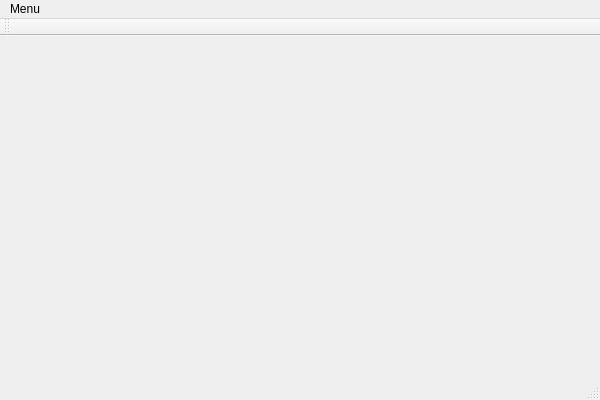
Above: MainApplication.ui from Runanka/Chat-Application before the change. Below: the same form after it.
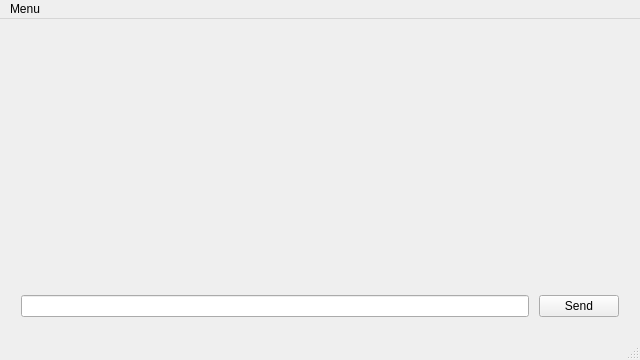
That is the form after the change.

Commit message: Modified the main window UI and connected the dialog window with the main window using signal slot

```diff
--- a/MainApplication.ui
+++ b/MainApplication.ui
@@ -6,20 +6,103 @@
    <rect>
     <x>0</x>
     <y>0</y>
-    <width>600</width>
-    <height>400</height>
+    <width>640</width>
+    <height>360</height>
    </rect>
   </property>
+  <property name="sizePolicy">
+   <sizepolicy hsizetype="Expanding" vsizetype="Expanding">
+    <horstretch>1</horstretch>
+    <verstretch>1</verstretch>
+   </sizepolicy>
+  </property>
+  <property name="minimumSize">
+   <size>
+    <width>640</width>
+    <height>360</height>
+   </size>
+  </property>
   <property name="windowTitle">
    <string>MainApplication</string>
   </property>
-  <widget class="QWidget" name="centralWidget"/>
+  <property name="layoutDirection">
+   <enum>Qt::LeftToRight</enum>
+  </property>
+  <widget class="QWidget" name="centralWidget">
+   <property name="sizePolicy">
+    <sizepolicy hsizetype="Expanding" vsizetype="Expanding">
+     <horstretch>1</horstretch>
+     <verstretch>1</verstretch>
+    </sizepolicy>
+   </property>
+   <layout class="QVBoxLayout" name="verticalLayout_2">
+    <item>
+     <layout class="QVBoxLayout" name="mainlayout">
+      <property name="sizeConstraint">
+       <enum>QLayout::SetDefaultConstraint</enum>
+      </property>
+      <item>
+       <spacer name="verticalSpacer">
+        <property name="orientation">
+         <enum>Qt::Vertical</enum>
+        </property>
+        <property name="sizeHint" stdset="0">
+         <size>
+          <width>20</width>
+          <height>40</height>
+         </size>
+        </property>
+       </spacer>
+      </item>
+     </layout>
+    </item>
+    <item>
+     <layout class="QHBoxLayout" name="horizontalLayout" stretch="0,0">
+      <property name="spacing">
+       <number>10</number>
+      </property>
+      <property name="sizeConstraint">
+       <enum>QLayout::SetFixedSize</enum>
+      </property>
+      <property name="leftMargin">
+       <number>10</number>
+      </property>
+      <property name="rightMargin">
+       <number>10</number>
+      </property>
+      <property name="bottomMargin">
+       <number>10</number>
+      </property>
+      <item>
+       <widget class="QLineEdit" name="lineEdit">
+        <property name="alignment">
+         <set>Qt::AlignBottom|Qt::AlignLeading|Qt::AlignLeft</set>
+        </property>
+       </widget>
+      </item>
+      <item>
+       <widget class="QPushButton" name="sendButton">
+        <property name="sizePolicy">
+         <sizepolicy hsizetype="Fixed" vsizetype="Fixed">
+          <horstretch>0</horstretch>
+          <verstretch>0</verstretch>
+         </sizepolicy>
+        </property>
+        <property name="text">
+         <string>Send</string>
+        </property>
+       </widget>
+      </item>
+     </layout>
+    </item>
+   </layout>
+  </widget>
   <widget class="QMenuBar" name="menuBar">
    <property name="geometry">
     <rect>
      <x>0</x>
      <y>0</y>
-     <width>600</width>
+     <width>640</width>
      <height>26</height>
     </rect>
    </property>
@@ -31,14 +114,6 @@
    </widget>
    <addaction name="menuMenu"/>
   </widget>
-  <widget class="QToolBar" name="mainToolBar">
-   <attribute name="toolBarArea">
-    <enum>TopToolBarArea</enum>
-   </attribute>
-   <attribute name="toolBarBreak">
-    <bool>false</bool>
-   </attribute>
-  </widget>
   <widget class="QStatusBar" name="statusBar"/>
   <action name="actionConnect">
    <property name="text">
```
Left out of the diff: 2 changed lines with no effect on the pictures. The commit also changes 4 other files.
